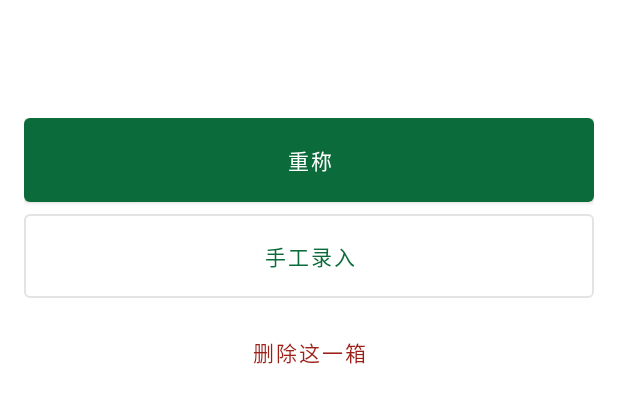
After one commit to ddddubbby/jidan, an Android app: the layout sheet_box.xml on its own in the app's theme, with its tools: preview values and no code run, on a phone screen of 412 x 824 dp. The commit adds this screen. Shown: the top 403 px of the screen. Run offline under Robolectric (Android 15) with nearby library versions, the phone set to English and light mode, and no system bars.

Commit message:
[P6-5] 流水弹层、单箱调整、本地草稿与放弃整单
SessionStore 落盘；LedgerSheet/BoxSheet；手录/删除/改箱数/手工加箱；
离开确认保留或放弃；启动有草稿直达称重页。

```diff
--- a/android/app/src/main/java/com/jidan/receiving/AppContainer.kt
+++ b/android/app/src/main/java/com/jidan/receiving/AppContainer.kt
@@ -7,6 +7,7 @@ import com.jidan.receiving.data.AuthRepository
 import com.jidan.receiving.data.CatalogRepository
 import com.jidan.receiving.data.OrderDraftStore
 import com.jidan.receiving.data.Prefs
+import com.jidan.receiving.data.SessionStore
 import com.jidan.receiving.data.SessionUser
 import com.jidan.receiving.data.TokenStore
 import com.jidan.receiving.device.LabelPrinter
@@ -60,6 +61,7 @@ class AppContainer(context: Context) {
     val auth = AuthRepository(apiClient)
     val catalog = CatalogRepository(apiClient)
     val orderDraft = OrderDraftStore()
+    val sessionStore = SessionStore(appContext)
 
     val scale: Scale = DeviceFactory.createScale(
         scope,
@@ -100,6 +102,7 @@ class AppContainer(context: Context) {
         _session.value = null
         _options.value = AppOptions.defaults()
         orderDraft.clear()
+        // 退出登录不清称重草稿：重登后可恢复（开发规格 9.4）
     }
 
     fun applyOptions(options: AppOptions) {
--- a/android/app/src/main/java/com/jidan/receiving/MainActivity.kt
+++ b/android/app/src/main/java/com/jidan/receiving/MainActivity.kt
@@ -20,6 +20,9 @@ class MainActivity : AppCompatActivity() {
         val nav = navHost.navController
         if (savedInstanceState == null && appContainer().session.value != null) {
             nav.navigate(R.id.action_login_to_create)
+            if (appContainer().sessionStore.exists()) {
+                nav.navigate(R.id.action_create_to_weigh)
+            }
         }
 
         lifecycleScope.launch {
--- /dev/null
+++ b/android/app/src/main/res/layout/sheet_box.xml
@@ -0,0 +1,104 @@
+<?xml version="1.0" encoding="utf-8"?>
+<LinearLayout xmlns:android="http://schemas.android.com/apk/res/android"
+    android:layout_width="match_parent"
+    android:layout_height="wrap_content"
+    android:orientation="vertical"
+    android:padding="@dimen/page_padding">
+
+    <TextView
+        android:id="@+id/title"
+        style="@style/Text.Strong"
+        android:layout_width="match_parent"
+        android:layout_height="wrap_content" />
+
+    <TextView
+        android:id="@+id/facts"
+        style="@style/Text.Caption"
+        android:layout_width="match_parent"
+        android:layout_height="wrap_content"
+        android:layout_marginTop="8dp" />
+
+    <TextView
+        android:id="@+id/regroupLabel"
+        style="@style/Text.Caption"
+        android:layout_width="match_parent"
+        android:layout_height="wrap_content"
+        android:layout_marginTop="12dp"
+        android:text="@string/box_regroup"
+        android:visibility="gone" />
+
+    <LinearLayout
+        android:id="@+id/regroupRow"
+        android:layout_width="match_parent"
+        android:layout_height="wrap_content"
+        android:layout_marginTop="6dp"
+        android:orientation="horizontal"
+        android:visibility="gone" />
+
+    <LinearLayout
+        android:id="@+id/editBlock"
+        android:layout_width="match_parent"
+        android:layout_height="wrap_content"
+        android:orientation="vertical"
+        android:visibility="gone">
+
+        <EditText
+            android:id="@+id/netInput"
+            android:layout_width="match_parent"
+            android:layout_height="@dimen/input_height"
+            android:layout_marginTop="10dp"
+            android:background="@drawable/bg_login_fields"
+            android:hint="@string/box_net_hint"
+            android:importantForAutofill="no"
+            android:inputType="numberDecimal"
+            android:paddingHorizontal="14dp" />
+
+        <com.google.android.material.button.MaterialButton
+            android:id="@+id/saveNet"
+            android:layout_width="match_parent"
+            android:layout_height="@dimen/button_height"
+            android:layout_marginTop="10dp"
+            android:insetTop="0dp"
+            android:insetBottom="0dp"
+            android:text="@string/box_save"
+            android:textAllCaps="false" />
+    </LinearLayout>
+
+    <LinearLayout
+        android:id="@+id/actions"
+        android:layout_width="match_parent"
+        android:layout_height="wrap_content"
+        android:layout_marginTop="12dp"
+        android:orientation="vertical">
+
+        <com.google.android.material.button.MaterialButton
+            android:id="@+id/reweigh"
+            android:layout_width="match_parent"
+            android:layout_height="@dimen/button_height"
+            android:insetTop="0dp"
+            android:insetBottom="0dp"
+            android:text="@string/box_reweigh"
+            android:textAllCaps="false" />
+
+        <com.google.android.material.button.MaterialButton
+            android:id="@+id/manualEdit"
+            style="@style/Widget.MaterialComponents.Button.OutlinedButton"
+            android:layout_width="match_parent"
+            android:layout_height="@dimen/button_height"
+            android:layout_marginTop="8dp"
+            android:insetTop="0dp"
+            android:insetBottom="0dp"
+            android:text="@string/box_manual"
+            android:textAllCaps="false" />
+
+        <com.google.android.material.button.MaterialButton
+            android:id="@+id/delete"
+            style="@style/Widget.MaterialComponents.Button.TextButton"
+            android:layout_width="match_parent"
+            android:layout_height="@dimen/button_height"
+            android:layout_marginTop="8dp"
+            android:text="@string/box_delete"
+            android:textAllCaps="false"
+            android:textColor="@color/err_ink" />
+    </LinearLayout>
+</LinearLayout>
--- a/android/app/src/main/res/values/strings.xml
+++ b/android/app/src/main/res/values/strings.xml
@@ -54,6 +54,22 @@
     <string name="weigh_scale_lost">秤断开了</string>
     <string name="weigh_chip_ok">秤已连接</string>
     <string name="weigh_chip_off">秤未连接</string>
+    <string name="weigh_open_ledger">全部 ›</string>
+    <string name="ledger_title">收购流水</string>
+    <string name="ledger_title_n">收购流水 · %1$d 箱</string>
+    <string name="ledger_manual_add">手工加一箱</string>
+    <string name="box_reweigh">重称</string>
+    <string name="box_manual">手工录入</string>
+    <string name="box_manual_title">手工录入 · 第 %1$d 箱</string>
+    <string name="box_delete">删除这一箱</string>
+    <string name="box_delete_group">删除这 %1$d 箱</string>
+    <string name="box_regroup">这一次称的是几箱</string>
+    <string name="box_net_hint">净重（kg）</string>
+    <string name="box_save">保存</string>
+    <string name="box_need_net">填写净重</string>
+    <string name="weigh_leave_title">离开称重</string>
+    <string name="weigh_leave_keep">先放着，下次继续</string>
+    <string name="weigh_abandon">放弃这一单</string>
     <string name="logout">退出登录</string>
     <string name="devices_title">设备</string>
     <string name="devices_scale">电子秤</string>
```
Also changed, not shown: android/app/src/main/java/com/jidan/receiving/data/SessionStore.kt (added, +37 -0 lines), android/app/src/main/java/com/jidan/receiving/ui/sheets/BoxSheet.kt (added, +137 -0 lines), android/app/src/main/java/com/jidan/receiving/ui/sheets/LedgerSheet.kt (added, +91 -0 lines), android/app/src/main/java/com/jidan/receiving/ui/weigh/ReceivingViewModel.kt (+120 -4 lines), android/app/src/main/java/com/jidan/receiving/ui/weigh/WeighFragment.kt (+25 -2 lines), android/app/src/main/res/layout/fragment_weigh.xml (+10 -0 lines), android/app/src/main/res/layout/sheet_ledger.xml (added, +39 -0 lines), 2 other files.
